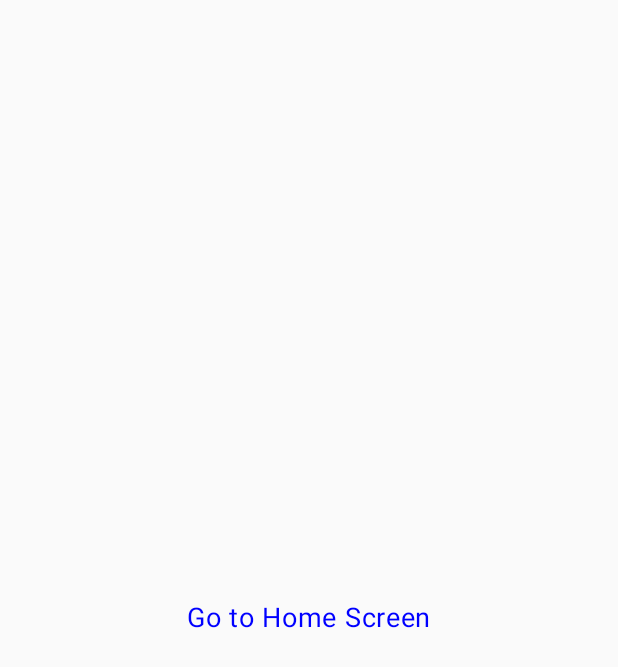
After one commit to Viraj76/JetpackCompose-s-Components, an Android app built with Jetpack Compose: the DetailScreen screen opened through its navigation route, on a phone screen of 412 x 824 dp. The commit adds this screen. Shown: the top 667 px of the screen. Run offline under Robolectric (Android 15) with nearby library versions, the phone set to English and light mode, and no system bars; pictures from the network do not load.

Commit message:
navigation graph

```diff
--- a/app/build.gradle.kts
+++ b/app/build.gradle.kts
@@ -69,4 +69,9 @@ dependencies {
 
     //coil
     implementation("io.coil-kt:coil-compose:2.6.0")
+
+    // navigation
+    val nav_version = "2.7.7"
+
+    implementation("androidx.navigation:navigation-compose:$nav_version")
 }
--- /dev/null
+++ b/app/src/main/java/com/example/jcpractice/practicenavigation/Screens/DetailScreen.kt
@@ -0,0 +1,42 @@
+package com.example.jcpractice.practicenavigation.screens
+
+import androidx.compose.foundation.clickable
+import androidx.compose.foundation.layout.Box
+import androidx.compose.foundation.layout.fillMaxSize
+import androidx.compose.material3.Text
+import androidx.compose.runtime.Composable
+import androidx.compose.ui.Alignment
+import androidx.compose.ui.Modifier
+import androidx.compose.ui.graphics.Color
+import androidx.compose.ui.unit.sp
+import androidx.navigation.NavController
+import com.example.jcpractice.practicenavigation.screens.routs.Routs
+
+
+@Composable
+fun DetailScreen(
+    navController: NavController
+){
+    Box(
+        modifier = Modifier.fillMaxSize(),
+        contentAlignment = Alignment.Center
+    ){
+        Text(
+            modifier = Modifier.clickable {
+//                navController.navigate(route = Routs.Home.rout)   // detail screen will remain in the backstack
+//                navController.popBackStack()   // it will pop the detail screen but can not pass arguments from detail to home
+
+                // now we can pop , also we can pass some arguments
+                navController.navigate(route = Routs.Home.rout){
+                    popUpTo(Routs.Home.rout){
+                        inclusive = true
+                    }
+                }
+
+            },
+            text = "Go to Home Screen",
+            color = Color.Blue,
+            fontSize = 18.sp,
+        )
+    }
+}
--- /dev/null
+++ b/app/src/main/java/com/example/jcpractice/practicenavigation/Screens/HomeScreen.kt
@@ -0,0 +1,32 @@
+package com.example.jcpractice.practicenavigation.screens
+
+import androidx.compose.foundation.clickable
+import androidx.compose.foundation.layout.Box
+import androidx.compose.foundation.layout.fillMaxSize
+import androidx.compose.material3.Text
+import androidx.compose.runtime.Composable
+import androidx.compose.ui.Alignment
+import androidx.compose.ui.Modifier
+import androidx.compose.ui.graphics.Color
+import androidx.compose.ui.unit.sp
+import androidx.navigation.NavController
+import com.example.jcpractice.practicenavigation.screens.routs.Routs
+
+@Composable
+fun HomeScreen(
+    navController: NavController
+){
+    Box(
+        modifier = Modifier.fillMaxSize(),
+        contentAlignment = Alignment.Center
+    ){
+        Text(
+            modifier = Modifier.clickable {
+                        navController.navigate(route = Routs.Detail.rout)
+            },
+            text = "Go to Detail Screen",
+            color = Color.Blue,
+            fontSize = 18.sp,
+        )
+    }
+}
--- /dev/null
+++ b/app/src/main/java/com/example/jcpractice/practicenavigation/Screens/NavGraph.kt
@@ -0,0 +1,29 @@
+package com.example.jcpractice.practicenavigation.screens
+
+import androidx.compose.runtime.Composable
+import androidx.navigation.NavHostController
+import androidx.navigation.compose.NavHost
+import androidx.navigation.compose.composable
+import com.example.jcpractice.practicenavigation.screens.routs.Routs
+
+
+@Composable
+fun SetupNavGraph(
+    navHostController: NavHostController
+){
+    NavHost(navController = navHostController , startDestination = Routs.Home.rout){
+
+        composable(
+            Routs.Home.rout
+        ){
+            HomeScreen(navHostController)
+        }
+
+        composable(
+            Routs.Detail.rout
+        ){
+            DetailScreen(navHostController)
+        }
+
+    }
+}
--- /dev/null
+++ b/app/src/main/java/com/example/jcpractice/practicenavigation/Screens/routs/Routs.kt
@@ -0,0 +1,7 @@
+package com.example.jcpractice.practicenavigation.screens.routs
+
+sealed class Routs(val rout : String) {
+
+    object Home : Routs(rout = "home_screen")
+    object Detail : Routs(rout = "detail_screen")
+}
```
Also changed, not shown: app/src/main/java/com/example/jcpractice/MainActivity.kt (+20 -16 lines).
